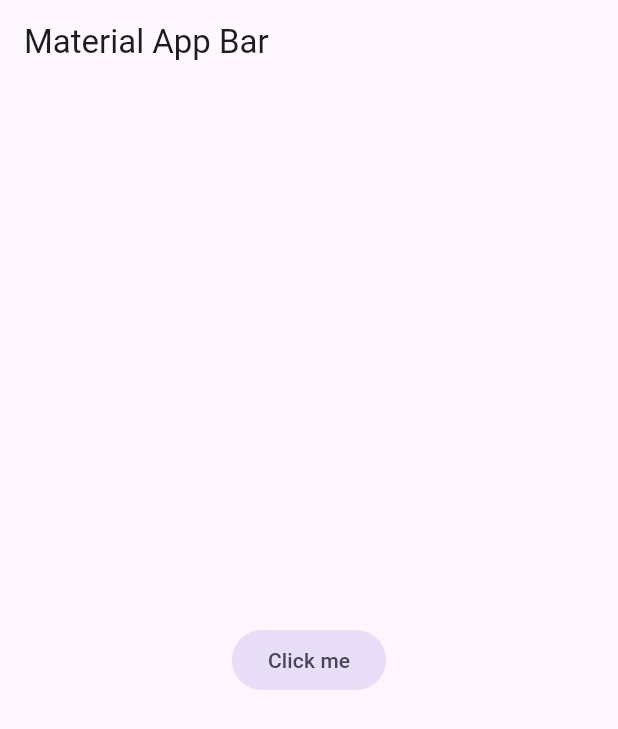
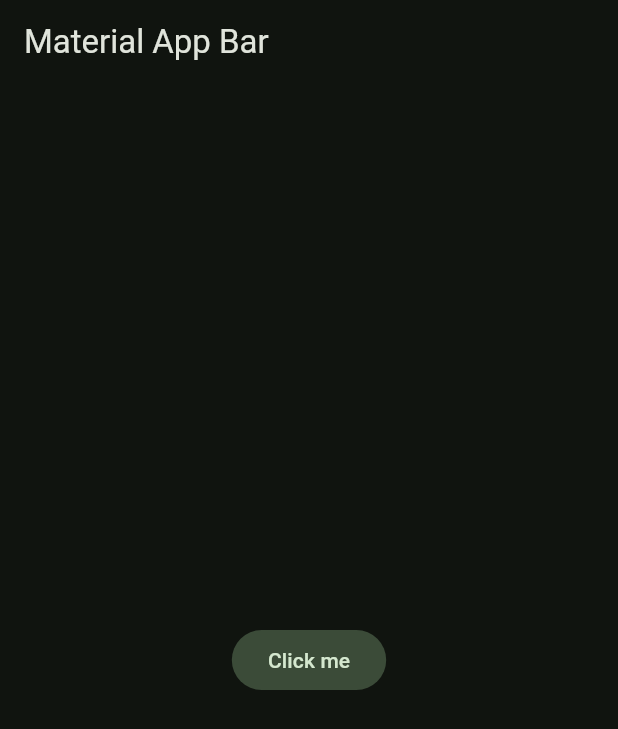
Before and after one commit to systems-apatrick/flutter_yes_no_app, a Flutter app: the screen it shows after launch, on a phone screen of 412 x 824 dp. Shown: the top 729 px of the screen. Run offline on Flutter 3.47's test engine with Material 3 defaults, Android fonts, the phone set to English and light mode, and no system bars.

Commit message:
estilo global de la aplicacion

```diff
--- /dev/null
+++ b/lib/config/theme/app_theme.dart
@@ -0,0 +1,28 @@
+import 'package:flutter/material.dart';
+
+const Color _customColor = Color(0xFF49149F);
+const List<Color> _colorTheme = [
+  _customColor,
+  Colors.blue,
+  Colors.teal,
+  Colors.green,
+  Colors.yellow,
+  Colors.orange,
+  Colors.pink,
+];
+
+class AppTheme {
+  final int selectedColor;
+
+  AppTheme({this.selectedColor = 0})
+      : assert(selectedColor >= 0 && selectedColor < _colorTheme.length,
+            "Color debe ser entre cero y ${_colorTheme.length}");
+
+  ThemeData theme() {
+    return ThemeData(
+      useMaterial3: true,
+      colorSchemeSeed: _colorTheme[selectedColor],
+      brightness: Brightness.dark,
+    );
+  }
+}
--- a/lib/main.dart
+++ b/lib/main.dart
@@ -1,4 +1,5 @@
 import 'package:flutter/material.dart';
+import 'package:flutter_yes_no_app/config/theme/app_theme.dart';
 
 void main() => runApp(const MyApp());
 
@@ -10,6 +11,7 @@
     return MaterialApp(
       title: 'Yes No App',
       debugShowCheckedModeBanner: false,
+      theme: AppTheme(selectedColor: 3).theme(),
       home: Scaffold(
         appBar: AppBar(
           title: const Text('Material App Bar'),
```
Also changed, not shown: 1 other file.
